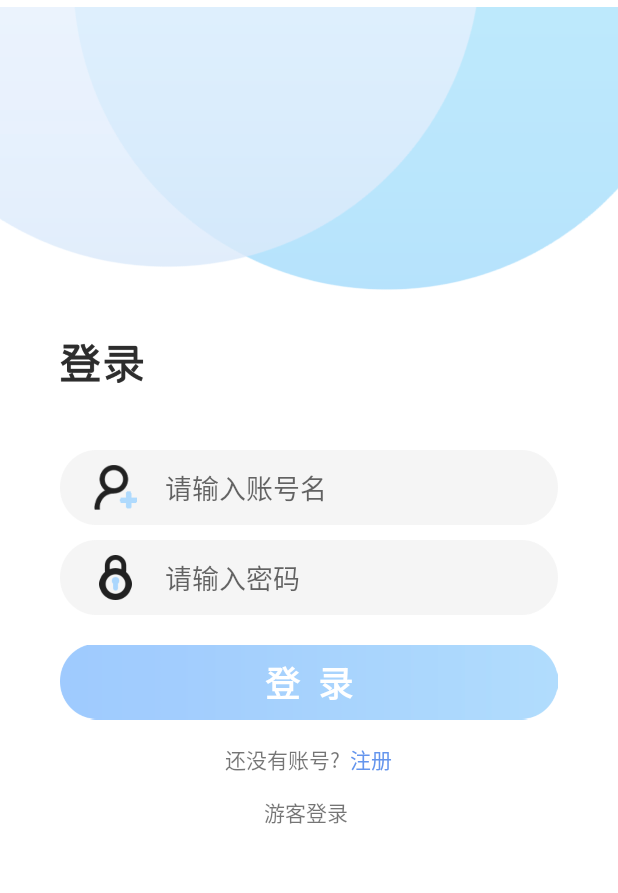
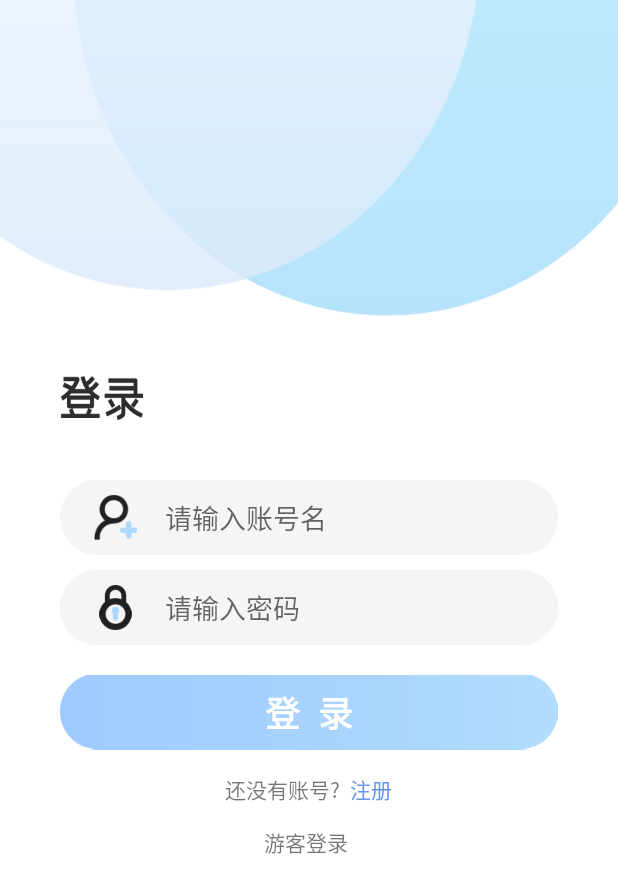
Before and after one commit to geniusCDLT/SmartReader, an Android app: the screen it shows after launch (EnterActivity), on a phone screen of 412 x 824 dp. Shown: the top 893 px of the screen. Run offline under Robolectric (Android 15) with nearby library versions, the phone set to English and light mode, and no system bars.

Commit message:
登录UI覆盖问题修改

```diff
--- a/app/src/main/res/layout/activity_enter.xml
+++ b/app/src/main/res/layout/activity_enter.xml
@@ -10,19 +10,11 @@
 
     <LinearLayout
         android:layout_width="match_parent"
-        android:layout_height="260dp"
+        android:layout_height="280dp"
         android:layout_marginLeft="0dp"
         android:layout_marginTop="0dp"
-        android:layout_marginRight="0dp"
-        android:orientation="horizontal">
-        <ImageView
-            android:id="@+id/login_bg_icon"
-            android:layout_marginLeft="0dp"
-            android:layout_marginTop="0dp"
-            android:layout_width="match_parent"
-            android:layout_height="match_parent"
-            android:gravity="center"
-            app:srcCompat="@drawable/login_background" />
+        android:background="@drawable/login_background"
+        android:layout_marginRight="0dp">
 
     </LinearLayout>
 
```
